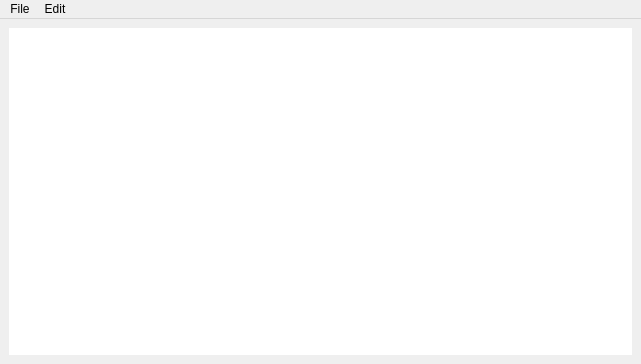
Qt form notepad.ui (brenobaptista/notepad-cpp-qt) before a commit.
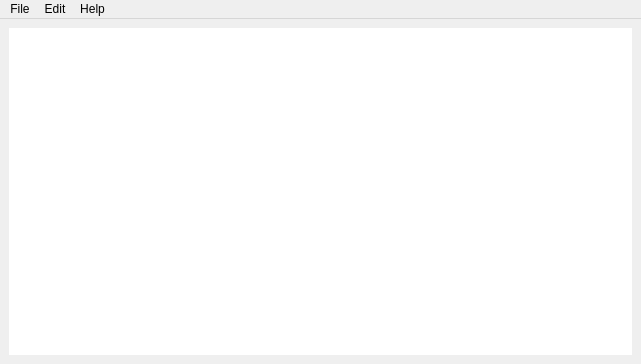
The same form after that commit.

Commit message: Added Help menu about author, license and Qt

```diff
--- a/notepad.ui
+++ b/notepad.ui
@@ -65,8 +65,17 @@
     <addaction name="separator"/>
     <addaction name="actionFont"/>
    </widget>
+   <widget class="QMenu" name="menuHelp">
+    <property name="title">
+     <string>Help</string>
+    </property>
+    <addaction name="actionAbout_Author"/>
+    <addaction name="actionAbout_License"/>
+    <addaction name="actionAbout_Qt"/>
+   </widget>
    <addaction name="menuFile"/>
    <addaction name="menuEdit"/>
+   <addaction name="menuHelp"/>
   </widget>
   <action name="actionNew">
    <property name="text">
```
Left out of the diff: 18 changed lines with no effect on the pictures. The commit also changes 2 other files.
